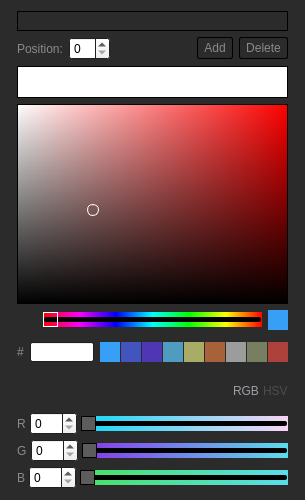
zenustech/zeno, file ui/zenoedit/panel/zenoheatmapeditor.ui: the form before one commit.
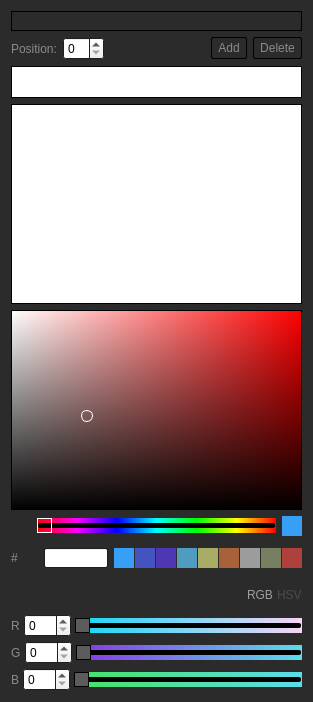
The form after the commit. Icons and pictures are not drawn. Custom widgets are drawn as their Qt base class.

Commit message: [dev] temp: color editor issues.

```diff
--- a/ui/zenoedit/panel/zenoheatmapeditor.ui
+++ b/ui/zenoedit/panel/zenoheatmapeditor.ui
@@ -6,8 +6,8 @@
    <rect>
     <x>0</x>
     <y>0</y>
-    <width>304</width>
-    <height>500</height>
+    <width>313</width>
+    <height>702</height>
    </rect>
   </property>
   <property name="palette">
@@ -96,14 +96,6 @@
       <number>0</number>
      </property>
      <item>
-      <layout class="QHBoxLayout" name="hLayout">
-       <property name="leftMargin">
-        <number>6</number>
-       </property>
-       <property name="rightMargin">
-        <number>6</number>
-       </property>
-       <item>
         <widget class="QComboBox" name="cbPreset">
          <property name="styleSheet">
           <string notr="true">
@@ -155,16 +147,6 @@
          </property>
         </widget>
        </item>
-      </layout>
-     </item>
-     <item>
-      <layout class="QVBoxLayout" name="verticalLayout233">
-       <property name="leftMargin">
-        <number>6</number>
-       </property>
-       <property name="rightMargin">
-        <number>6</number>
-       </property>
        <item>
         <layout class="QHBoxLayout" name="horizontalLayout">
          <item>
@@ -327,6 +309,34 @@
          </property>
         </widget>
        </item>
+     <item>
+      <widget class="ZenoHSVColorView" name="hsvColorView">
+       <property name="minimumSize">
+        <size>
+         <width>0</width>
+         <height>200</height>
+        </size>
+       </property>
+       <property name="maximumSize">
+        <size>
+         <width>16777215</width>
+         <height>200</height>
+        </size>
+       </property>
+       <property name="frameShape">
+        <enum>QFrame::Panel</enum>
+       </property>
+       <property name="frameShadow">
+        <enum>QFrame::Plain</enum>
+       </property>
+       <property name="verticalScrollBarPolicy">
+        <enum>Qt::ScrollBarAlwaysOff</enum>
+       </property>
+       <property name="horizontalScrollBarPolicy">
+        <enum>Qt::ScrollBarAlwaysOff</enum>
+       </property>
+      </widget>
+     </item>
        <item>
         <widget class="QFrame" name="color_view">
          <property name="minimumSize">
@@ -1079,8 +1089,6 @@
       </layout>
      </item>
     </layout>
-   </item>
-  </layout>
  </widget>
  <customwidgets>
   <customwidget>
@@ -1095,6 +1103,12 @@
    <header>panel/zenoheatmapeditor.h</header>
    <container>1</container>
   </customwidget>
+  <customwidget>
+   <class>ZenoHSVColorView</class>
+   <extends>QGraphicsView</extends>
+   <header>panel/zenoheatmapeditor.h</header>
+   <container>1</container>
+  </customwidget>
  </customwidgets>
  <resources/>
  <connections/>
```
Lines whose indentation alone changed are shown as unchanged. The commit also changes 2 other files.
